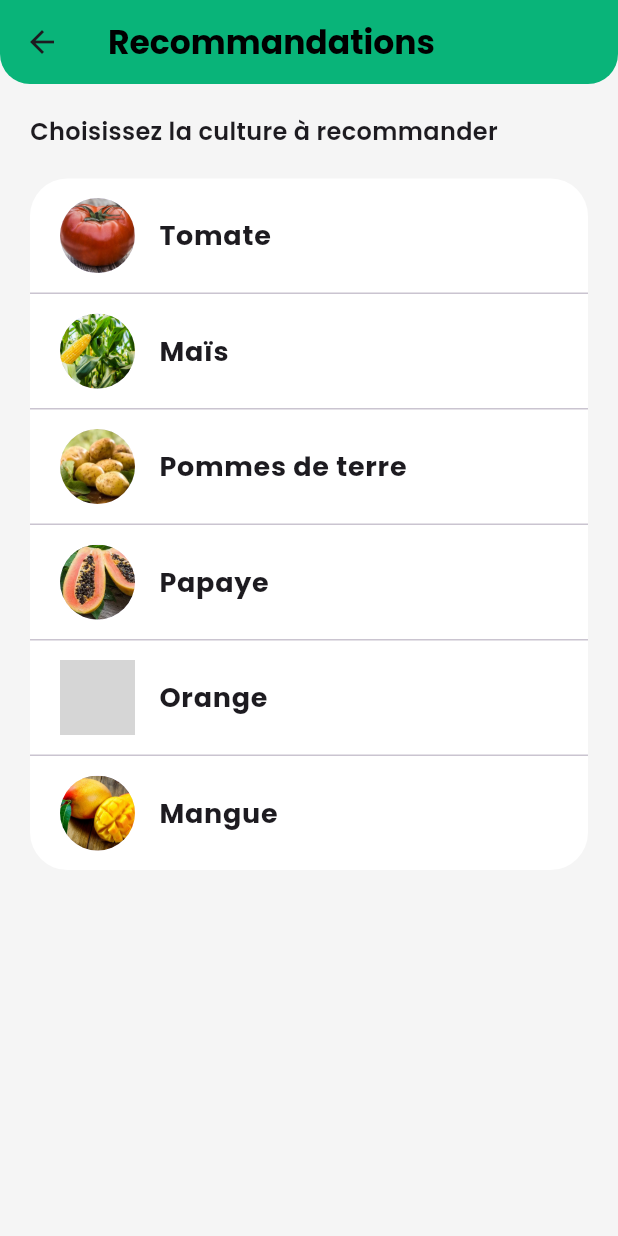
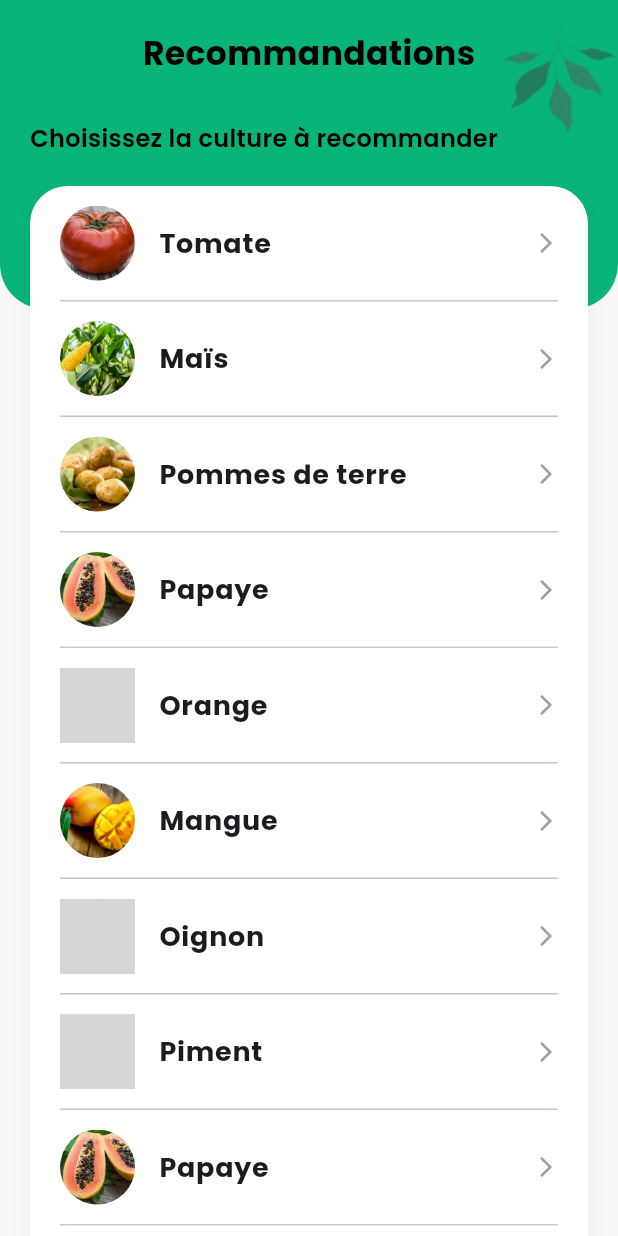
Before and after one commit to realxane/Frontend_AgriAlert, a Flutter app: the RecommandationsScreen screen opened by its route, on a phone screen of 412 x 824 dp. Run offline on Flutter 3.47's test engine with Material 3 defaults, Android fonts, the phone set to English and light mode, and no system bars; our stand-ins replace camera, google_fonts, google_maps_flutter, iconsax, image_picker; missing offline and left inert: iconify_flutter; grey boxes are pictures that could not be loaded.

Commit message:
Apres avoir corrige les erreurs:fond vert de météo,recommandation

```diff
--- a/lib/screens/Recommandation/recommandation_page.dart
+++ b/lib/screens/Recommandation/recommandation_page.dart
@@ -1,6 +1,6 @@
 import 'package:flutter/material.dart';
 import '../../constants/app_colors.dart';
-import '../../constants/app_text_styles.dart';
+import '../../constants/app_images.dart';
 import 'recommandation_detail_screen.dart';
 
 class RecommandationsScreen extends StatelessWidget {
@@ -8,7 +8,6 @@ class RecommandationsScreen extends StatelessWidget {
 
   @override
   Widget build(BuildContext context) {
-    // Liste de données pour les cultures
     final List<Map<String, String>> cultures = [
       {"nom": "Tomate", "image": "assets/images/tomate.jpg"},
       {"nom": "Maïs", "image": "assets/images/mais.webp"},
@@ -16,43 +15,102 @@ class RecommandationsScreen extends StatelessWidget {
       {"nom": "Papaye", "image": "assets/images/papaye.webp"},
       {"nom": "Orange", "image": "assets/images/orange.png"},
       {"nom": "Mangue", "image": "assets/images/mangue.jpeg"},
+      {"nom": "Oignon", "image": "assets/images/oignon.jpg"},
+      {"nom": "Piment", "image": "assets/images/piment.jpg"},
+      {"nom": "Papaye", "image": "assets/images/papaye.webp"},
+      {"nom": "Orange", "image": "assets/images/orange.png"},
+      {"nom": "Mangue", "image": "assets/images/mangue.jpeg"},
     ];
 
     return Scaffold(
-      backgroundColor: Colors.grey[100],
-      appBar: AppBar(
-        backgroundColor: AppColors.vert,
-        elevation: 0,
-        title: const Text(
-          "Recommandations",
-          style: TextStyle(color: Colors.black, fontWeight: FontWeight.bold),
-        ),
-        centerTitle: false,
-        shape: const RoundedRectangleBorder(
-          borderRadius: BorderRadius.vertical(bottom: Radius.circular(20)),
+      backgroundColor: const Color(0xFFF8F8F8),
+      body: Stack(
+        children: [
+          // 1. Fond vert fixe
+          Container(
+            height: MediaQuery.of(context).size.height * 0.25,
+            decoration: const BoxDecoration(
+              color: AppColors.vert,
+              borderRadius: BorderRadius.only(
+                bottomLeft: Radius.circular(30),
+                bottomRight: Radius.circular(30),
               ),
             ),
-      body: Padding(
-        padding: const EdgeInsets.all(20.0),
+          ),
+
+          // 2. Motif feuille fixe
+          Positioned(
+            top: 10,
+            right: 0,
+            child: Image.asset(
+              AppImages.feuille,
+              height: 80,
+              opacity: const AlwaysStoppedAnimation(0.5),
+            ),
+          ),
+
+          // 3. Contenu de la page
+          SafeArea(
             child: Column(
               crossAxisAlignment: CrossAxisAlignment.start,
               children: [
-            const Text(
+                // --- PARTIE FIXE ---
+                const SizedBox(height: 20),
+                const Center(
+                  child: Text(
+                    "Recommandations",
+                    style: TextStyle(
+                      fontSize: 22,
+                      fontWeight: FontWeight.bold,
+                      color: Colors.black,
+                    ),
+                  ),
+                ),
+                const SizedBox(height: 30),
+                const Padding(
+                  padding: EdgeInsets.symmetric(horizontal: 20),
+                  child: Text(
                     "Choisissez la culture à recommander",
-              style: TextStyle(fontSize: 16, fontWeight: FontWeight.w600),
+                    style: TextStyle(
+                      fontSize: 16,
+                      fontWeight: FontWeight.w600,
+                      color: Colors.black,
+                    ),
+                  ),
                 ),
                 const SizedBox(height: 20),
-            // Conteneur blanc pour la liste
+
+                // --- PARTIE DÉFILANTE (La liste uniquement) ---
+                Expanded(
+                  child: SingleChildScrollView(
+                    physics: const BouncingScrollPhysics(),
+                    padding: const EdgeInsets.symmetric(horizontal: 20),
+                    child: Column(
+                      children: [
                         Container(
                           decoration: BoxDecoration(
                             color: Colors.white,
                             borderRadius: BorderRadius.circular(25),
+                            boxShadow: [
+                              BoxShadow(
+                                color: Colors.black.withOpacity(0.05),
+                                blurRadius: 10,
+                                offset: const Offset(0, 5),
                               ),
+                            ],
+                          ),
+                          child: ClipRRect(
+                            borderRadius: BorderRadius.circular(25),
                             child: ListView.separated(
                               shrinkWrap: true,
                               physics: const NeverScrollableScrollPhysics(),
                               itemCount: cultures.length,
-                separatorBuilder: (context, index) => const Divider(height: 1),
+                              separatorBuilder: (context, index) =>
+                                  const Divider(
+                                    height: 1,
+                                    indent: 20,
+                                    endIndent: 20,
+                                  ),
                               itemBuilder: (context, index) {
                                 return ListTile(
                                   contentPadding: const EdgeInsets.symmetric(
@@ -61,7 +119,10 @@ class RecommandationsScreen extends StatelessWidget {
                                   ),
                                   leading: CircleAvatar(
                                     radius: 25,
-                      backgroundImage: AssetImage(cultures[index]["image"]!),
+                                    backgroundColor: Colors.grey[200],
+                                    backgroundImage: AssetImage(
+                                      cultures[index]["image"]!,
+                                    ),
                                   ),
                                   title: Text(
                                     cultures[index]["nom"]!,
@@ -70,13 +131,19 @@ class RecommandationsScreen extends StatelessWidget {
                                       fontWeight: FontWeight.bold,
                                     ),
                                   ),
+                                  trailing: const Icon(
+                                    Icons.arrow_forward_ios,
+                                    size: 16,
+                                    color: Colors.grey,
+                                  ),
                                   onTap: () {
-                      // Navigation vers la page de détail
                                     Navigator.push(
                                       context,
                                       MaterialPageRoute(
-                          builder: (context) => RecommandationDetailScreen(
-                            cultureName: cultures[index]["nom"]!,
+                                        builder: (context) =>
+                                            RecommandationDetailScreen(
+                                              cultureName:
+                                                  cultures[index]["nom"]!,
                                             ),
                                       ),
                                     );
@@ -85,8 +152,17 @@ class RecommandationsScreen extends StatelessWidget {
                               },
                             ),
                           ),
+                        ),
+                        // Espace en bas pour éviter que la liste touche la barre de navigation
+                        const SizedBox(height: 30),
                       ],
                     ),
+                  ),
+                ),
+              ],
+            ),
+          ),
+        ],
       ),
     );
   }
--- a/lib/screens/home/home_screen.dart
+++ b/lib/screens/home/home_screen.dart
@@ -546,7 +546,7 @@ class _BottomBar extends StatelessWidget {
               onTap: () => onTap(1),
             ),
           ),
-          const SizedBox(width: 72),
+          const SizedBox(width: 30),
           Expanded(
             child: _NavItem(
               label: 'Météo',
```
Also changed, not shown: lib/screens/meteo/meteo_page.dart (+47 -6 lines), lib/widgets/header_green_widget.dart (added, +40 -0 lines). Lines whose indentation alone changed are shown as unchanged.
